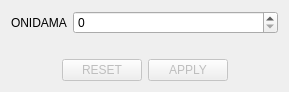
First picture: the form in src/ui/section9tab.ui, repository Orionsilver/Yo-kai_Editor_B2, before the edit.
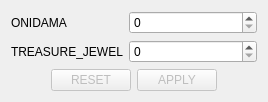
Second picture: the form after the edit.

Commit message: add treasure jewel edit

```diff
--- a/src/ui/section9tab.ui
+++ b/src/ui/section9tab.ui
@@ -2,14 +2,6 @@
 <ui version="4.0">
  <class>Section9Tab</class>
  <widget class="QWidget" name="Section9Tab">
-  <property name="geometry">
-   <rect>
-    <x>0</x>
-    <y>0</y>
-    <width>289</width>
-    <height>92</height>
-   </rect>
-  </property>
   <property name="windowTitle">
    <string notr="true">Form</string>
   </property>
@@ -30,6 +22,20 @@
        </property>
       </widget>
      </item>
+     <item row="1" column="0">
+      <widget class="QLabel" name="jewelLabel">
+       <property name="text">
+        <string>TREASURE_JEWEL</string>
+       </property>
+      </widget>
+     </item>
+     <item row="1" column="1">
+      <widget class="QSpinBox" name="jewelCB">
+       <property name="maximum">
+        <number>999999</number>
+       </property>
+      </widget>
+     </item>
     </layout>
    </item>
    <item>
```
The commit also changes 1 other file.
